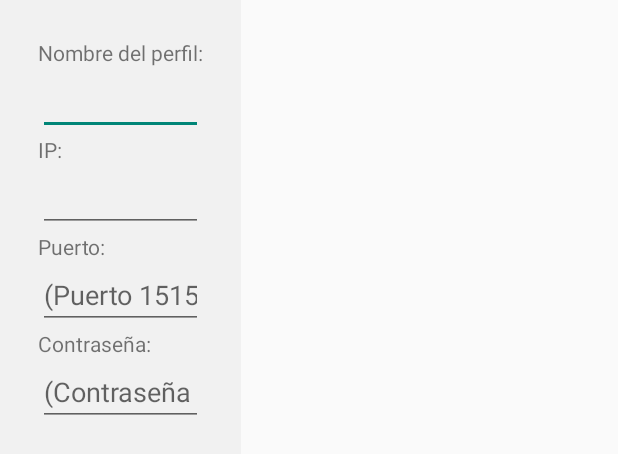
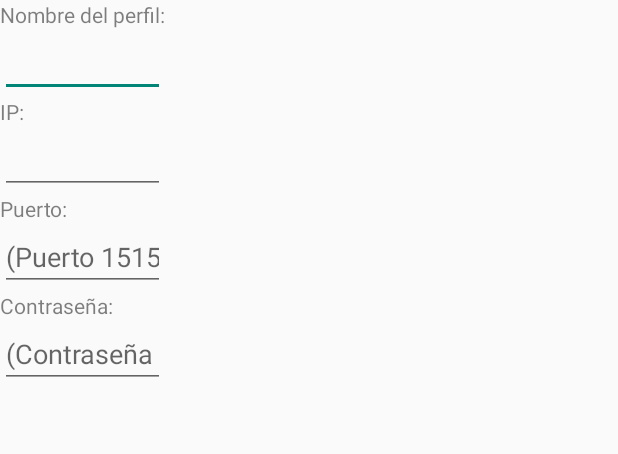
Before and after one commit to COSMEcontrol/miniblas-android, an Android app: the layout lyt_editar_perfil.xml on its own in the app's theme, with its tools: preview values and no code run, on a phone screen of 412 x 824 dp. Shown: the top 454 px of the screen. Run offline under Robolectric (Android 15) with nearby library versions, the phone set to English and light mode, and no system bars.

Commit message:
Terminada interfaz de lista de perfiles, con funciónes como añadir, modificar y borrar.  Vista adaptada a Material Desing

```diff
--- a/app/src/main/java/com/miniblas/iu/cab/base/BaseCab.java
+++ b/app/src/main/java/com/miniblas/iu/cab/base/BaseCab.java
@@ -50,8 +50,9 @@ public abstract class BaseCab implements AbsListView.MultiChoiceModeListener {
     public void invalidate() {
         if (mActionMode != null) mActionMode.invalidate();
     }
-    public final void finish() {
+    public void finish() {
         if (mActionMode != null) {
+            System.out.println("Desactivando cabbbbbbbbbbbbbbbbbbbbbbbb");
             mActionMode.finish();
             mActionMode = null;
         }
@@ -68,16 +69,19 @@ public abstract class BaseCab implements AbsListView.MultiChoiceModeListener {
 
     @Override
     public boolean onPrepareActionMode(android.view.ActionMode actionMode, Menu menu) {
+        mActionMode = actionMode;
         return false;
     }
 
     @Override
     public boolean onActionItemClicked(android.view.ActionMode actionMode, MenuItem menuItem) {
+        mActionMode = actionMode;
         return true;
     }
 
     @Override
     public void onDestroyActionMode(android.view.ActionMode actionMode) {
+        mActionMode = actionMode;
         if (Build.VERSION.SDK_INT >= Build.VERSION_CODES.LOLLIPOP)
             getContext().getWindow().setStatusBarColor(getContext().getResources().getColor(R.color.cabinet_color_darker));
         mActionMode = null;
--- a/app/src/main/java/com/miniblas/modules/CheckIpModule.java
+++ b/app/src/main/java/com/miniblas/modules/CheckIpModule.java
@@ -1,5 +1,6 @@
 package com.miniblas.modules;
 
+import com.miniblas.iu.alertdialog.AlertDialogEditarPerfil;
 import com.miniblas.iu.alertdialog.AlertDialogNuevoPerfil;
 
 import java.util.regex.Matcher;
@@ -10,6 +11,7 @@ import dagger.Provides;
 
 @Module(injects = {
         AlertDialogNuevoPerfil.class,
+        AlertDialogEditarPerfil.class,
 })
 public class CheckIpModule {
 	private Pattern pattern;
--- a/app/src/main/java/com/miniblas/persistence/OrmLiteProfileStorage.java
+++ b/app/src/main/java/com/miniblas/persistence/OrmLiteProfileStorage.java
@@ -27,7 +27,6 @@ public class OrmLiteProfileStorage implements ProfileStorage{
 	@Override
 	public synchronized void persist(final MiniBlasPerfil _profile) throws BdException{
 		try {
-			Log.v(_profile.toString(), _profile.toString());
 			perfilDao.createOrUpdate(_profile);
 		} catch (SQLException e) {
 			throw new BdException(e.toString());
@@ -38,7 +37,7 @@ public class OrmLiteProfileStorage implements ProfileStorage{
 	public synchronized void persistCollection(final List<MiniBlasPerfil> _collection) throws BdException{
 		for(MiniBlasPerfil elemento : _collection){
 			try {
-				perfilDao.createIfNotExists(elemento);
+				perfilDao.createOrUpdate(elemento);
 			} catch (SQLException e) {
 				throw new BdException(e.toString());
 			}
--- a/app/src/main/res/layout/lyt_editar_perfil.xml
+++ b/app/src/main/res/layout/lyt_editar_perfil.xml
@@ -2,24 +2,22 @@
 <LinearLayout xmlns:android="http://schemas.android.com/apk/res/android"
     android:layout_width="wrap_content"
     android:layout_height="wrap_content"
-    android:paddingTop="25dp"
-    android:paddingLeft="25dp"
-    android:paddingRight="25dp"
-    android:paddingBottom="25dp"
-    android:background="#F1F1F1"
     android:orientation="vertical" >
 
     <TextView
         android:id="@+id/textView1"
         android:layout_width="wrap_content"
         android:layout_height="wrap_content"
+        android:textSize="@dimen/customTitleDialog"
+        android:textColor="#80000000"
         android:text="@string/nombre_perfil" />
 
     <EditText
         android:id="@+id/et_nombre"
         android:layout_width="match_parent"
         android:layout_height="wrap_content"
-        android:ems="10" >
+        android:textColor="#000000"
+        android:textSize="@dimen/customEntryDialog">
 
         <requestFocus />
     </EditText>
@@ -28,32 +26,40 @@
         android:id="@+id/textView2"
         android:layout_width="wrap_content"
         android:layout_height="wrap_content"
+        android:textSize="@dimen/customTitleDialog"
+        android:textColor="#80000000"
         android:text="@string/ip" />
 
     <EditText
         android:id="@+id/et_ip"
         android:layout_width="match_parent"
         android:layout_height="wrap_content"
-        android:ems="10" />
+        android:textColor="#000000"
+        android:textSize="@dimen/customEntryDialog"/>
 
     <TextView
         android:id="@+id/textView3"
         android:layout_width="wrap_content"
         android:layout_height="wrap_content"
-        android:text="@string/puerto" />
+        android:text="@string/puerto"
+        android:textColor="#80000000"
+        android:textSize="@dimen/customTitleDialog"/>
 
     <EditText
         android:id="@+id/et_puerto"
         android:layout_width="match_parent"
         android:layout_height="wrap_content"
-        android:ems="10"
         android:inputType="number"
+        android:textColor="#000000"
+        android:textSize="@dimen/customEntryDialog"
         android:hint="(Puerto 15150 por defecto)" />
 
     <TextView
         android:id="@+id/textView4"
         android:layout_width="wrap_content"
         android:layout_height="wrap_content"
+        android:textSize="@dimen/customTitleDialog"
+        android:textColor="#80000000"
         android:text="@string/pass" />
 
     <EditText
@@ -61,8 +67,9 @@
         android:layout_width="match_parent"
         android:layout_height="wrap_content"
         android:inputType="textPassword"
-        android:hint="(Contraseña sin modificar)"
-        android:ems="10" />
+        android:textColor="#000000"
+        android:textSize="@dimen/customEntryDialog"
+        android:hint="(Contraseña sin modificar)"/>
 
 
 
--- a/app/src/main/res/menu/menu_seleccion.xml
+++ b/app/src/main/res/menu/menu_seleccion.xml
@@ -1,9 +1,9 @@
 <?xml version="1.0" encoding="utf-8"?>
 <menu xmlns:android="http://schemas.android.com/apk/res/android">
     <item android:id="@+id/menu_editar"
-        android:icon="@drawable/content_edit" android:title="@string/editar"/>
+        android:icon="@drawable/ic_menu_edit" android:title="@string/editar"/>
     <item android:id="@+id/menu_eliminar"
-          android:icon="@drawable/content_discard"
+          android:icon="@drawable/ic_action_discard"
           android:title="@string/menu_delete"
           android:showAsAction="ifRoom|withText" />
 
--- a/app/src/main/res/menu/menu_seleccion_noeditar.xml
+++ b/app/src/main/res/menu/menu_seleccion_noeditar.xml
@@ -1,7 +1,7 @@
 <?xml version="1.0" encoding="utf-8"?>
 <menu xmlns:android="http://schemas.android.com/apk/res/android">
     <item android:id="@+id/menu_eliminar"
-          android:icon="@drawable/content_discard"
+          android:icon="@drawable/ic_action_discard"
           android:title="@string/menu_delete"
           android:showAsAction="ifRoom|withText" />
 
--- a/app/src/main/res/values/colors.xml
+++ b/app/src/main/res/values/colors.xml
@@ -26,6 +26,6 @@
     <color name="statusbar_color_cab">#212121</color>
     <color name="holo_blue_light">#ff33b5e5</color>
 
-
+    <color name="itemSelected">#CACACA</color>
 
 </resources>
--- a/app/src/main/res/values/styles_parent.xml
+++ b/app/src/main/res/values/styles_parent.xml
@@ -9,7 +9,8 @@
     <style name="miniBlasParent" parent="Theme.AppCompat.Light.DarkActionBar">
 
         <item name="colorPrimary">@color/miniblas_color</item>
-
+        <item name="actionModeBackground">@drawable/cab_background_top_example</item>
+        <item name="actionModeSplitBackground">@drawable/cab_background_bottom_example</item>
 
     </style>
 
```
Also changed, not shown: app/src/main/java/com/miniblas/iu/alertdialog/AlertDialogEditarPerfil.java (+24 -25 lines), app/src/main/java/com/miniblas/iu/cab/PerfilCab.java (+36 -0 lines), app/src/main/java/com/miniblas/iu/cab/base/BaseOrdenableElementsCab.java (+24 -0 lines), app/src/main/java/com/miniblas/iu/controllers/base/BaseController.java (+7 -13 lines), app/src/main/java/com/miniblas/iu/fragments/ProfilesElementsFragment.java (+4 -45 lines), app/src/main/java/com/miniblas/iu/fragments/base/OrdenableElementsFragment.java (+60 -15 lines), app/src/main/java/com/miniblas/iu/utils/SeleccionableRendererAdapter.java (+5 -6 lines), app/src/main/java/com/miniblas/model/MiniBlasCestaCollection.java (+8 -1 lines), app/src/main/java/com/miniblas/model/MiniBlasPerfilCollection.java (+7 -1 lines), app/src/main/res/drawable/list_selector.xml (+15 -1 lines), app/src/main/res/layout/lyt_fragment_ordenable.xml (+14 -1 lines).
